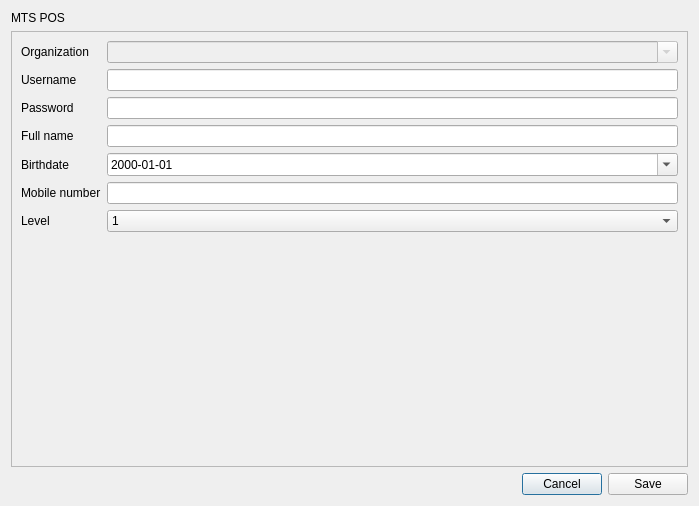
First picture: the form in app/views/templates/generated/EditUser.ui, repository rondalefloyd/mts-pos, before the edit.
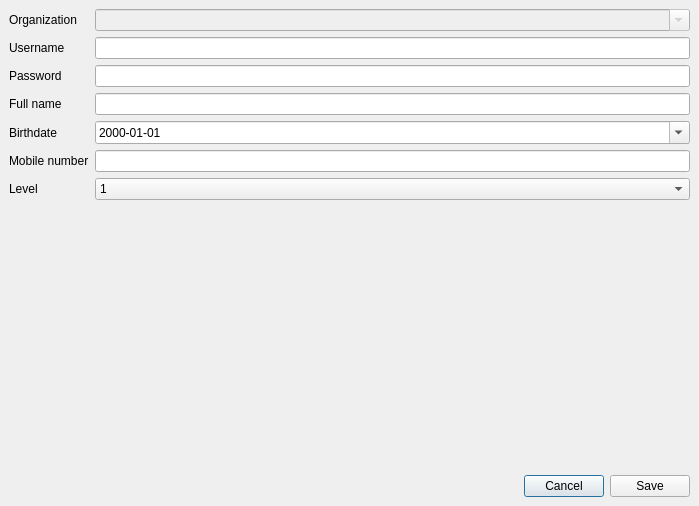
Second picture: the form after the edit.

```diff
--- a/app/views/templates/generated/EditUser.ui
+++ b/app/views/templates/generated/EditUser.ui
@@ -14,21 +14,26 @@
    <string>Edit user</string>
   </property>
   <layout class="QVBoxLayout" name="verticalLayout">
-   <item>
-    <widget class="QLabel" name="label_6">
-     <property name="sizePolicy">
-      <sizepolicy hsizetype="Preferred" vsizetype="Fixed">
-       <horstretch>0</horstretch>
-       <verstretch>0</verstretch>
-      </sizepolicy>
-     </property>
-     <property name="text">
-      <string>MTS POS</string>
-     </property>
-    </widget>
-   </item>
+   <property name="spacing">
+    <number>0</number>
+   </property>
+   <property name="leftMargin">
+    <number>0</number>
+   </property>
+   <property name="topMargin">
+    <number>0</number>
+   </property>
+   <property name="rightMargin">
+    <number>0</number>
+   </property>
+   <property name="bottomMargin">
+    <number>0</number>
+   </property>
    <item>
     <widget class="QScrollArea" name="scrollArea">
+     <property name="frameShape">
+      <enum>QFrame::NoFrame</enum>
+     </property>
      <property name="widgetResizable">
       <bool>true</bool>
      </property>
@@ -37,8 +42,8 @@
        <rect>
         <x>0</x>
         <y>0</y>
-        <width>679</width>
-        <height>436</height>
+        <width>699</width>
+        <height>465</height>
        </rect>
       </property>
       <layout class="QFormLayout" name="formLayout">
@@ -151,7 +156,8 @@
     </widget>
    </item>
    <item>
-    <layout class="QHBoxLayout" name="horizontalLayout">
+    <widget class="QWidget" name="widgetConfirmationButton" native="true">
+     <layout class="QHBoxLayout" name="horizontalLayout_2">
      <item>
       <spacer name="horizontalSpacer">
        <property name="orientation">
@@ -180,6 +186,7 @@
       </widget>
      </item>
     </layout>
+    </widget>
    </item>
   </layout>
  </widget>
```
Left out of the diff: 2 changed lines with no effect on the pictures. Lines whose indentation alone changed are shown as unchanged.
